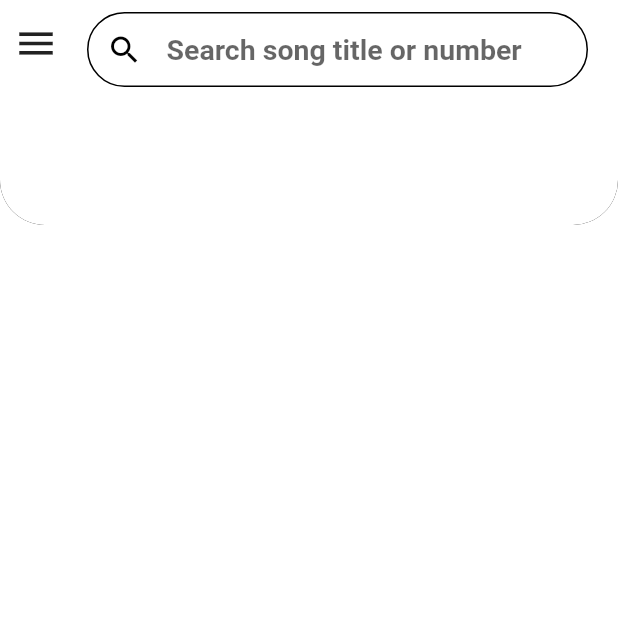
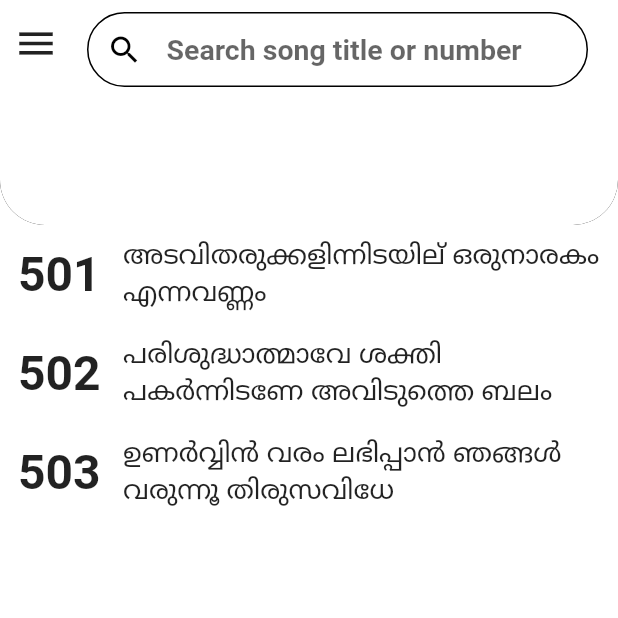
Before and after one commit to amaljoe/songbook_flutter, a Flutter app: the screen it shows after launch, on a phone screen of 412 x 824 dp, the top half of it. Run offline on Flutter 3.47's test engine with Material 2 defaults, Android fonts, the phone set to English and light mode, and no system bars.

Commit message:
Implemented 3 song tiles without list view and sql database using classes and objects

```diff
--- a/lib/constants.dart
+++ b/lib/constants.dart
@@ -8,3 +8,14 @@ TextStyle kSearchTextStyle = TextStyle(
   fontWeight: FontWeight.bold,
   fontSize: 19,
 );
+
+TextStyle kSongItemNumTextStyle = TextStyle(
+  fontFamily: 'roboto',
+  fontWeight: FontWeight.w600,
+  fontSize: 32,
+);
+
+TextStyle kSongItemTitleTextStyle = TextStyle(
+  fontFamily: 'roboto',
+  fontSize: 20,
+);
--- a/lib/main.dart
+++ b/lib/main.dart
@@ -5,6 +5,6 @@ import 'package:songbook_flutter/screens/song_menu.dart';
 void main() {
   runApp(MaterialApp(
     home: SongMenu(),
-    theme: ThemeData.light().copyWith(),
+    theme: ThemeData.light(),
   ));
 }
--- a/lib/screens/song_menu.dart
+++ b/lib/screens/song_menu.dart
@@ -1,6 +1,8 @@
 import 'package:flutter/material.dart';
 import 'package:songbook_flutter/components/song_toolbar.dart';
 import 'package:songbook_flutter/constants.dart';
+import 'package:songbook_flutter/song_item.dart';
+import 'package:songbook_flutter/song_item_manager.dart';
 
 class SongMenu extends StatefulWidget {
   @override
@@ -8,6 +10,8 @@ class SongMenu extends StatefulWidget {
 }
 
 class _SongMenuState extends State<SongMenu> {
+  SongItemManager songItemManager = SongItemManager();
+
   @override
   Widget build(BuildContext context) {
     return Scaffold(
@@ -19,6 +23,27 @@ class _SongMenuState extends State<SongMenu> {
             color: Colors.green,
             child: Container(
               color: Colors.white,
+              child: Padding(
+                padding: EdgeInsets.only(
+                    top: kToolbarBorderRadius, left: 4, right: 4),
+                child: Column(
+                  mainAxisSize: MainAxisSize.max,
+                  children: [
+                    SongItemWidget(
+                      songItem: songItemManager.getSong(1),
+                      onPressed: () {},
+                    ),
+                    SongItemWidget(
+                      songItem: songItemManager.getSong(2),
+                      onPressed: () {},
+                    ),
+                    SongItemWidget(
+                      songItem: songItemManager.getSong(3),
+                      onPressed: () {},
+                    ),
+                  ],
+                ),
+              ),
             ),
           ),
           SongToolbar(),
@@ -27,3 +52,42 @@ class _SongMenuState extends State<SongMenu> {
     );
   }
 }
+
+class SongItemWidget extends StatelessWidget {
+  final SongItem songItem;
+  final Function onPressed;
+
+  SongItemWidget({
+    @required this.songItem,
+    @required this.onPressed,
+  });
+
+  @override
+  Widget build(BuildContext context) {
+    return GestureDetector(
+      onTap: onPressed,
+      child: Container(
+        padding: EdgeInsets.all(8.0),
+        child: Row(
+          crossAxisAlignment: CrossAxisAlignment.center,
+          children: [
+            Text(
+              songItem.num.toString(),
+              style: kSongItemNumTextStyle,
+            ),
+            SizedBox(
+              width: 15,
+            ),
+            Expanded(
+              child: Text(
+                songItem.title.toString(),
+                style: kSongItemTitleTextStyle,
+                maxLines: 2,
+              ),
+            ),
+          ],
+        ),
+      ),
+    );
+  }
+}
--- /dev/null
+++ b/lib/song_item_manager.dart
@@ -0,0 +1,91 @@
+import 'song_item.dart';
+
+class SongItemManager {
+  List<SongItem> song = [
+    SongItem(
+        lyrics: """1. അടവിതരുക്കളിന്നിടയില്‍
+  ഒരുനാരകം എന്നവണ്ണം (2)
+  വിശുദ്ധരിന്‍ നടുവില്‍കാണുന്നേ
+  അതിശ്രേഷ്‌ഠനാം യേശുവിനെ (2)
+
+    വാഴ്‌ത്തുമേ എന്‍റെ പ്രിയനെ
+    ജീവകാലമെല്ലാം
+    ഈമരുയാത്രയില്‍
+    നന്ദിയോടെഞാന്‍ പാടിടുമേ (2)
+
+2. പനിനീര്‍പുഷ്പം ശാരോനിലവന്‍
+  താമരയുമേ താഴ്‌വരയില്‍
+  വിശുദ്ധരില്‍ അതിവിശുദ്ധനവന്‍
+  മാ സൗന്ദര്യ സമ്പൂര്‍ണ്ണനേ (വാഴ്‌ത്തുമേ..)
+
+3. പകര്‍ന്ന തൈലം പോല്‍നിന്‍നാമം
+  പാരില്‍ സൗരഭ്യം വീശുന്നതാല്‍
+  പഴി, ദുഷി, നിന്ദ, ഞെരുക്കങ്ങളില്‍
+  എന്നെ സുഗന്ധമായ് മാറ്റിടണേ (വാഴ്‌ത്തുമേ..)
+
+4. മനഃക്ലേശതരം‍ഗങ്ങളാല്‍, ദുഃഖ
+  സാഗരത്തില്‍ മുങ്ങുമ്പോള്‍
+  തിരുക്കരം നീട്ടിയെടുത്തണച്ചു
+  ഭയപ്പെടേണ്ടായെന്നുരച്ചവനേ (വാഴ്‌ത്തുമേ..)
+
+5. തിരുഹിതമിഹെ തികച്ചിടുവാന്‍
+  ഇതാ ഞാനിപ്പോള്‍ വന്നിടുന്നേ
+  എന്‍റെ വേലയെ തികച്ചുകൊണ്ട്
+  തിരുമുമ്പില്‍ ഞാന്‍ നിന്നിടുമേ (വാഴ്‌ത്തുമേ..)""",
+        title: 'അടവിതരുക്കളിന്നിടയില് ഒരുനാരകം എന്നവണ്ണം',
+        titleEng: 'adavitharukalinidayil oru naarakam',
+        num: 501),
+    SongItem(
+      lyrics: """   പരിശുദ്ധാത്മാവേ ശക്തി പകര്‍ന്നിടണേ
+   അവിടുത്തെ ബലം ഞങ്ങള്‍ക്കാവശ്യമെന്ന്
+   കര്‍ത്താവേ നീ അറിയുന്നു
+
+1. ആദ്യനൂറ്റാണ്ടിലെ അനുഭവം പോല്‍
+  അതിശയം ലോകത്തില്‍ നടന്നിടുവാന്‍
+  ആദിയിലെന്നപോലാത്മാവേ
+  അമിതബലംതരണേ (പരിശുദ്ധാത്മാവേ..)
+
+2. ലോകത്തിന്‍ മോഹം വിട്ടോടുവാന്‍
+  സാത്താന്യശക്തിയെ ജയിച്ചിടുവാന്‍
+  ധീരതയോടു നിന്‍ വേല ചെയ്‌വാന്‍
+  അഭിഷേകം ചെയ്‌തിടണേ (പരിശുദ്ധാത്മാവേ..)
+
+3. കൃപകളും വരങ്ങളും ജ്വലിച്ചീടുവാന്‍
+  ഞങ്ങള്‍ വചനത്തില്‍ വേരൂന്നി വളര്‍ന്നിടുവാന്‍
+  പിന്മഴയെ വീണ്ടും അയയ്‌ക്കേണമേ
+  നിന്‍ജനം ഉണര്‍ന്നീടുവാന്‍ (പരിശുദ്ധാത്മാവേ..)""",
+      title:
+          'പരിശുദ്ധാത്മാവേ ശക്തി പകര്‍ന്നിടണേ അവിടുത്തെ ബലം ഞങ്ങള്‍ക്കാവശ്യമെന്ന്',
+      titleEng: 'parishudhanmaave shakthi pakarnidane',
+      num: 502,
+    ),
+    SongItem(
+      lyrics: """ഉണര്‍വ്വിന്‍ വരം ലഭിപ്പാന്‍
+  ഞങ്ങള്‍ വരുന്നൂ തിരുസവിധേ
+  നാഥാ - നിന്‍റെ വന്‍ കൃപകള്‍
+  ഞങ്ങള്‍ക്കരുളൂ അനുഗ്രഹിക്കൂ
+
+  1. ദേശമെല്ലാം ഉണര്‍ന്നീടുവാന്‍
+  യേശുവിനെ ഉയര്‍ത്തീടുവാന്‍
+  ആശിഷമാരി അയയ്‌ക്കേണമേ
+  ഈ ശിഷ്യരാം നിന്‍ ദാസരിന്മേല്‍ (ഉണര്‍വ്വിന്‍..‍)
+
+  2. തിരുവചനം ഘോഷിക്കുവാന്‍
+  തിരുനന്മകള്‍ സാക്ഷിക്കുവാന്‍
+  ഉണര്‍വ്വിന്‍ ശക്തി അയയ്‌ക്കേണമേ
+  ഈ ശിഷ്യരാം നിന്‍ ദാസരിന്മേല്‍ (ഉണര്‍വ്വിന്‍..‍)
+
+  3. തിരുനാമം പാടിടുവാന്‍
+  തിരുവചനം ധ്യാനിക്കുവാന്‍
+  ശാശ്വത ശാന്തി അയയ്‌ക്കേണമേ
+  ഈ ശിഷ്യരാം നിന്‍ ദാസരിന്മേല്‍ (ഉണര്‍വ്വിന്‍..‍) """,
+      titleEng: 'unarvin varam labhikaan',
+      title: 'ഉണര്‍വ്വിന്‍ വരം ലഭിപ്പാന്‍ ഞങ്ങള്‍ വരുന്നൂ തിരുസവിധേ‍',
+      num: 503,
+    ),
+  ];
+
+  SongItem getSong(int num) {
+    return song[num - 1];
+  }
+}
```
